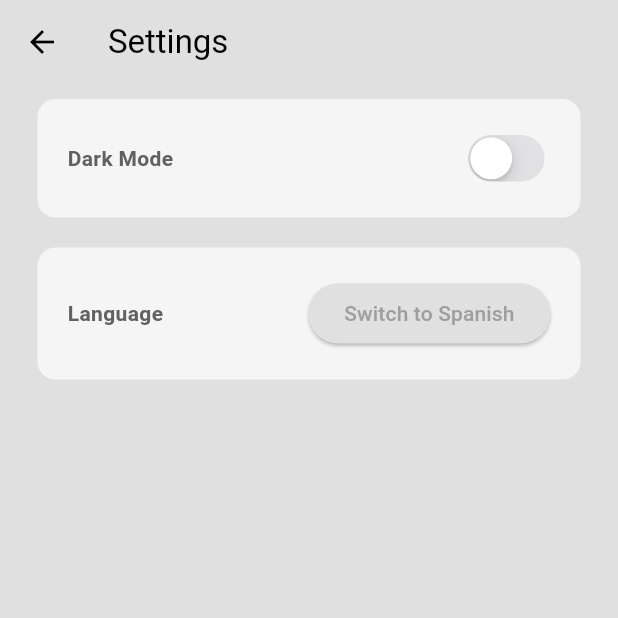
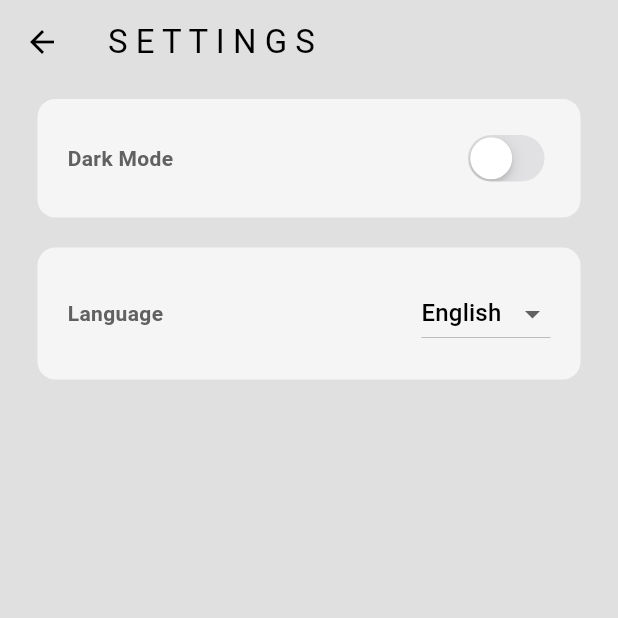
Before and after one commit to AntoineMHB/damaz_express, a Flutter app: the SettingsPage screen opened directly, on a phone screen of 412 x 824 dp, the top half of it. Run offline on Flutter 3.47's test engine with Material 3 defaults, Android fonts, the phone set to English and light mode, and no system bars; our stand-ins replace battery_plus, connectivity_plus, firebase_auth, firebase_core, flutter_credit_card, flutter_local_notifications and 10 more; missing offline and left inert: flutter_facebook_auth, geofence_service, sign_button, status_alert; accounts and stored records are empty; generated files the repository leaves out were written again; network calls fail; statements that could not run were skipped.

Commit message:
Switching languages implemented with one more language

```diff
--- a/lib/l10n/app_en.arb
+++ b/lib/l10n/app_en.arb
@@ -9,7 +9,7 @@
   "already_have_account": "Already have an account?",
   "login_now": "Login now",
   "darkMode": "Dark Mode",
-  "settings": "Settings",
+  "settings": "S E T T I N G S",
   "language": "Language",
   "switchToSpanish": "Switch to Spanish",
   "switchToEnglish": "Switch to English",
--- a/lib/pages/devices_page.dart
+++ b/lib/pages/devices_page.dart
@@ -70,7 +70,7 @@ class _DevicesPageState extends State<DevicesPage> {
     // list of smart devices
      mySmartDevices = [
       // [ smartDeviceName, iconPath, powerStatus, statusText ]
-      [AppLocalizations.of(context)!.smartDevicesText, "lib/images/light-bulb.png", true, SmartLightPage()],
+      [AppLocalizations.of(context)!.smartLightText, "lib/images/light-bulb.png", true, SmartLightPage()],
       [AppLocalizations.of(context)!.motionDetectionText, "lib/images/motionIcon.png", false, MotionDetectionPage()],
       [AppLocalizations.of(context)!.locationTrackingText, "lib/images/gpsIcon.png", false, LocationTrackingPage()],
       [AppLocalizations.of(context)!.smartFunText, "lib/images/air-conditioner.png", false, SmartLightPage()],
--- a/lib/pages/login_page.dart
+++ b/lib/pages/login_page.dart
@@ -42,6 +42,9 @@ class _LoginPageState extends State<LoginPage> {
 
       // Pop the loading circle
       Navigator.pop(context);
+
+      // Navigate to Home Page after successful login
+      Navigator.pushReplacementNamed(context, '/mainScreen');
     } catch (e) {
       // Pop the loading circle
       Navigator.pop(context);
--- a/lib/pages/register_page.dart
+++ b/lib/pages/register_page.dart
@@ -36,6 +36,9 @@ class _RegisterPageState extends State<RegisterPage> {
       // try creating the user
       try {
         await _authService.signUpWithEmailPassword(emailController.text, passwordController.text);
+
+        // Navigate to Home Page after successful login
+        Navigator.pushReplacementNamed(context, '/loginPage');
       }
 
       // display any errors
@@ -163,7 +166,7 @@ class _RegisterPageState extends State<RegisterPage> {
               const FacebookAuthentication(),
               const GithubAuthentication(),
 
-              SizedBox(width: 15),
+              SizedBox(width: 25),
 
               // already have an account? Login here
               Row(
--- a/lib/pages/settings_page.dart
+++ b/lib/pages/settings_page.dart
@@ -39,17 +39,32 @@ class SettingsPage extends StatelessWidget {
             _buildSettingsOption(
               context,
               title: AppLocalizations.of(context)!.language,
-              trailing: ElevatedButton(
-                onPressed: () {
-                  // Switch between English and Spanish
-                  String newLanguageCode =
-                  languageProvider.locale.languageCode == 'en' ? 'es' : 'en';
-                  languageProvider.changeLanguage(newLanguageCode);
-                },
-                child: Text(
-                  languageProvider.locale.languageCode == 'en'
-                      ? AppLocalizations.of(context)!.switchToSpanish
-                      : AppLocalizations.of(context)!.switchToEnglish,
+              trailing: SingleChildScrollView(
+                child: DropdownButton<String>(
+                  value: languageProvider.locale.languageCode,
+                  onChanged: (String? newLanguageCode) {
+                    if (newLanguageCode != null) {
+                      languageProvider.changeLanguage(newLanguageCode);
+                    }
+                  },
+                  items: const [
+                    DropdownMenuItem(
+                      value: 'en',
+                      child: Text('English'),
+                    ),
+                    DropdownMenuItem(
+                      value: 'fr',
+                      child: Text('Français'),
+                    ),
+                    DropdownMenuItem(
+                      value: 'es',
+                      child: Text('Español'),
+                    ),
+                    // DropdownMenuItem(
+                    //   value: 'rw',
+                    //   child: Text('Kinya'),
+                    // ),
+                  ],
                 ),
               ),
             ),
```
Also changed, not shown: lib/l10n/app_fr.arb (added, +24 -0 lines), lib/l10n/app_rw.arb (added, +24 -0 lines), lib/main.dart (+9 -0 lines), lib/services/languageProvider.dart (+4 -7 lines), pubspec.lock.
